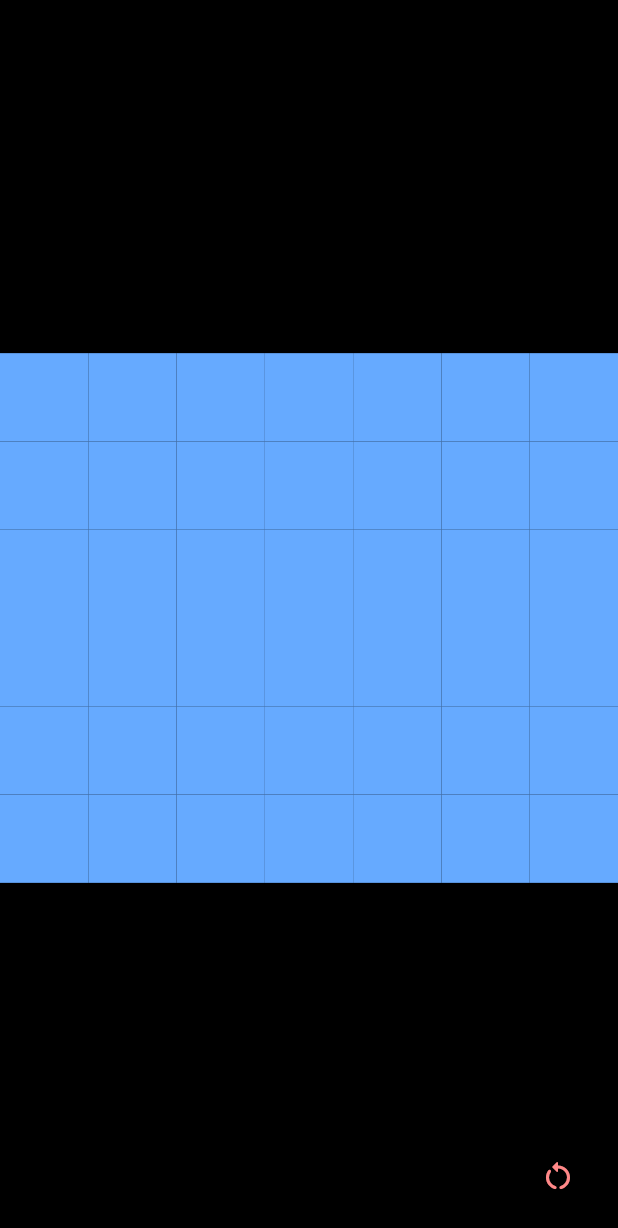
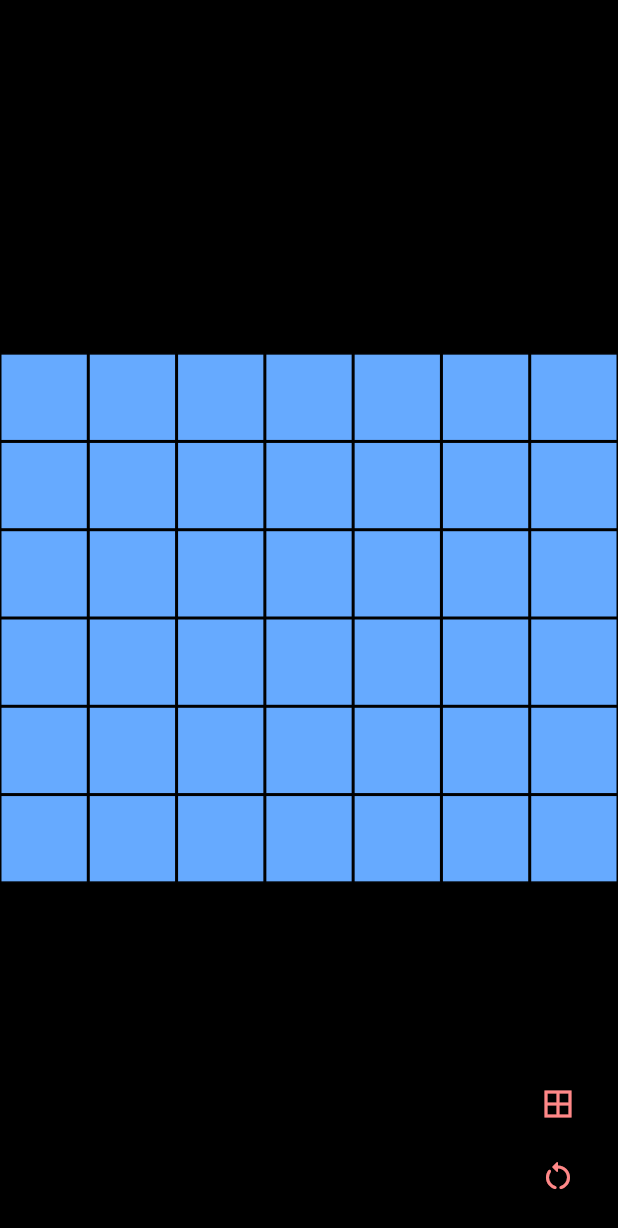
Before and after one commit to michasng/connect_4, a Flutter app: the screen it shows after launch, on a phone screen of 412 x 824 dp. Shown: the top 1228 px of the screen. Run offline on Flutter 3.47's test engine with Material 3 defaults, Android fonts, the phone set to English and light mode, and no system bars.

Commit message:
Add borders by default

```diff
--- a/lib/connect_4/connect_4.dart
+++ b/lib/connect_4/connect_4.dart
@@ -24,6 +24,7 @@ class _Connect4State extends State<Connect4> {
   late Player _turnPlayer;
   List<GridPoint>? _winningSequence;
   late final WinningSequenceChecker _winChecker;
+  bool _borderShown = true;
 
   @override
   void initState() {
@@ -86,8 +87,16 @@ class _Connect4State extends State<Connect4> {
                         child: InkWell(
                           onTap: () => _tryInsertToken(colIndex),
                           child: Container(
-                            color: const Color(0xff66aaff),
                             padding: const EdgeInsets.all(8),
+                            decoration: BoxDecoration(
+                              color: const Color(0xff66aaff),
+                              border: _borderShown
+                                  ? Border.all(
+                                      width: 1,
+                                      color: const Color(0xff000000),
+                                    )
+                                  : null,
+                            ),
                             child: owner == null
                                 ? null
                                 : Token(
@@ -109,10 +118,24 @@ class _Connect4State extends State<Connect4> {
           ),
         ),
       ),
-      floatingActionButton: IconButton(
-        color: _turnPlayer.color,
-        onPressed: _reset,
-        icon: const Icon(Icons.restart_alt_rounded),
+      floatingActionButton: Column(
+        mainAxisSize: MainAxisSize.min,
+        children: [
+          IconButton(
+            color: _turnPlayer.color,
+            onPressed: () {
+              setState(() {
+                _borderShown = !_borderShown;
+              });
+            },
+            icon: const Icon(Icons.border_all),
+          ),
+          IconButton(
+            color: _turnPlayer.color,
+            onPressed: _reset,
+            icon: const Icon(Icons.restart_alt_rounded),
+          ),
+        ],
       ),
     );
   }
```
